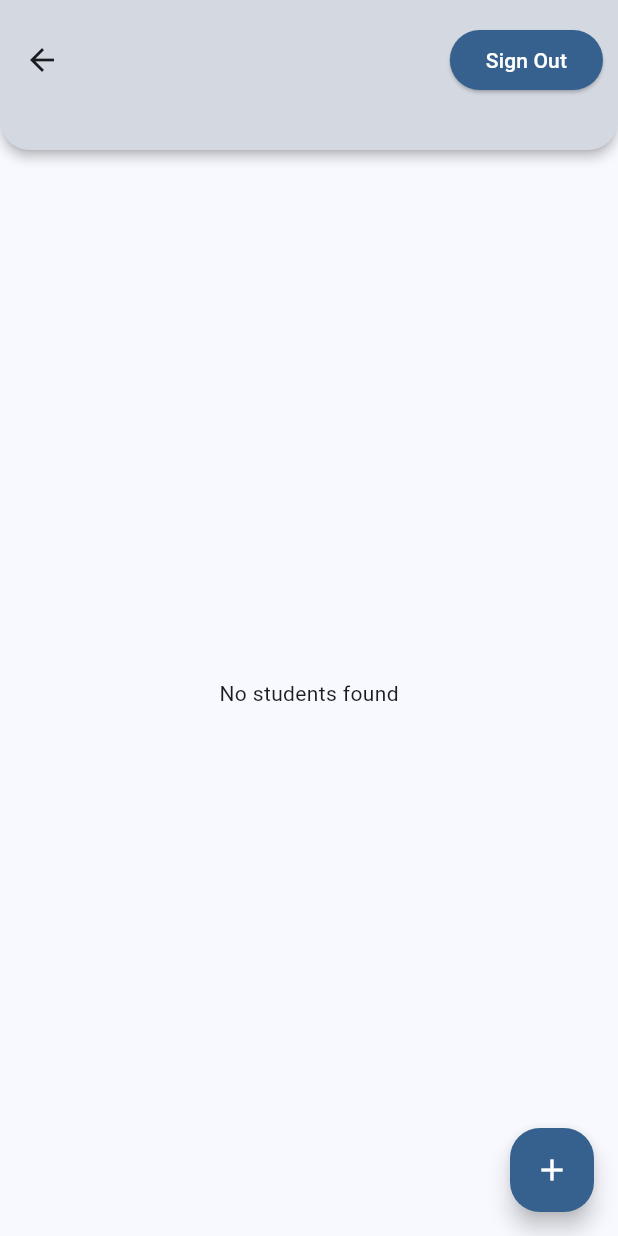
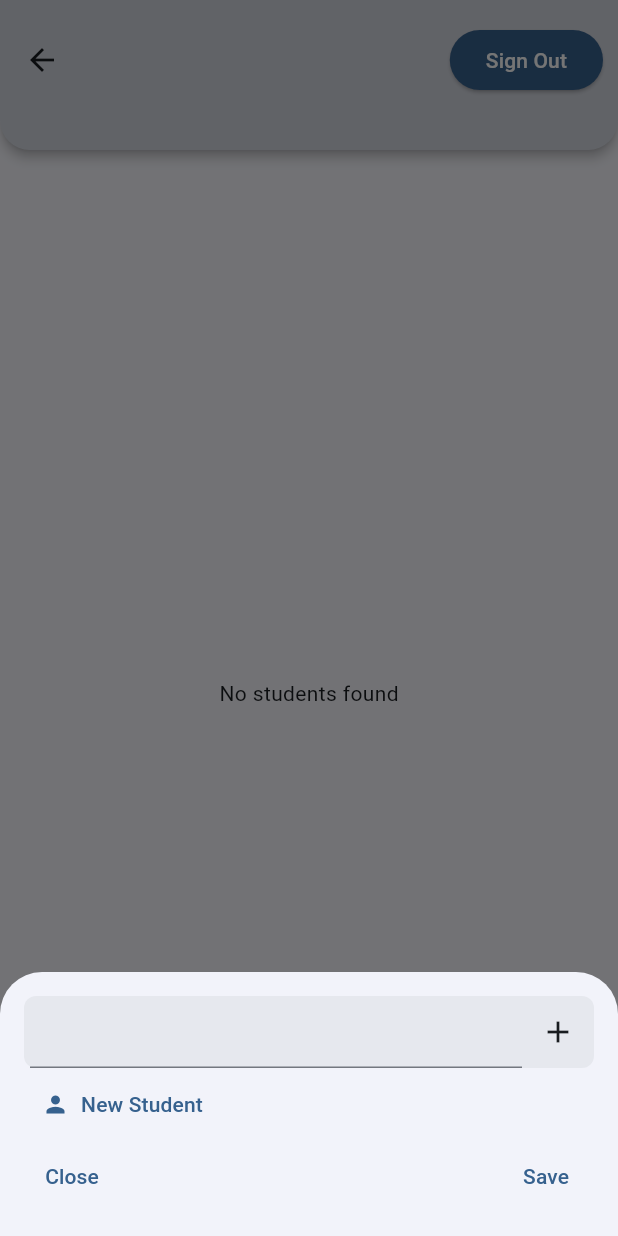
Before and after one commit to lachlk/school_role, a Flutter app: the StudentPage screen opened directly with empty values, after a tap on the "add" icon, on a phone screen of 412 x 824 dp. Run offline on Flutter 3.47's test engine with Material 3 defaults, Android fonts, the phone set to English and light mode, and no system bars; our stand-ins replace cloud_firestore, dynamic_color, firebase_auth, firebase_core; missing offline and left inert: firebase_ui_auth, firebase_ui_oauth_google, flutter_draggable_gridview; accounts and stored records are empty; generated files the repository leaves out were written again.

Commit message:
Created Student Bottom Sheet

```diff
--- a/lib/pages/student_page.dart
+++ b/lib/pages/student_page.dart
@@ -1,6 +1,7 @@
 import 'package:flutter/material.dart';
 import 'package:school_role/main.dart';
 import 'package:school_role/widgets/custom_app_bar.dart';
+import 'package:school_role/widgets/student_page_widgets/student_bottom_sheet.dart';
 import 'package:school_role/widgets/student_page_widgets/student_list.dart';
 
 class StudentPage extends StatefulWidget {
@@ -32,7 +33,12 @@ class _StudentPageState extends State<StudentPage> {
         backgroundColor: Theme.of(context).colorScheme.primary,
         foregroundColor: Theme.of(context).colorScheme.onPrimary,
         child: const Icon(Icons.add),
-        onPressed: () async {},
+        onPressed: () => showModalBottomSheet(
+          context: context,
+          builder: (context) {
+            return const StudentBottomSheet();
+          },
+        ),
       ),
     );
   }
--- a/lib/widgets/class_page_widgets/class_bottom_sheet.dart
+++ b/lib/widgets/class_page_widgets/class_bottom_sheet.dart
@@ -106,7 +106,7 @@ class _ClassBottomSheetState extends State<ClassBottomSheet> {
                             }
                           }
                         : null,
-                      child: const Text("Submit"),
+                      child: const Text("Save"),
                     );
                   },
                 ),
--- /dev/null
+++ b/lib/widgets/student_page_widgets/student_bottom_sheet.dart
@@ -0,0 +1,72 @@
+import 'package:flutter/material.dart';
+
+class StudentBottomSheet extends StatefulWidget {
+  const StudentBottomSheet({super.key});
+
+  @override
+  State<StudentBottomSheet> createState() => _StudentBottomSheetState();
+}
+
+class _StudentBottomSheetState extends State<StudentBottomSheet> {
+  @override
+  Widget build(BuildContext context) {
+    return Padding(
+      padding: EdgeInsetsGeometry.all(16.0),
+      child: Column(
+        mainAxisSize: MainAxisSize.min,
+        children: [
+          Material(
+            borderRadius: BorderRadius.circular(8.0),
+            color: Theme.of(context).colorScheme.surfaceContainerHigh,
+            child: Row(
+              children: [
+                Expanded(
+                  child: Padding(
+                    padding: const EdgeInsets.only(left: 4.0),
+                    child: Autocomplete<String>(
+                      optionsBuilder: (TextEditingValue textEditingValue) {
+                        if (textEditingValue.text.isEmpty) {
+                          return const Iterable<String>.empty();
+                        }
+                        return ['Option 1', 'Option 2', 'Option 3']
+                            .where((String option) {
+                          return option.contains(textEditingValue.text.toLowerCase());
+                        });
+                      },
+                    ),
+                  ),
+                ),
+                IconButton(
+                  color: Theme.of(context).colorScheme.onSurface,
+                  onPressed: () {},
+                  icon: const Icon(Icons.add),
+                ),
+              ],
+            ),
+          ),
+          Align(
+            alignment: Alignment.topLeft,
+            child: TextButton.icon(
+              onPressed: () {},
+              icon: const Icon(Icons.person),
+              label: Text('New Student'),
+            ),
+          ),
+          Row(
+            mainAxisAlignment: MainAxisAlignment.spaceBetween,
+            children: [
+              TextButton(
+                onPressed: () => Navigator.of(context).pop(),
+                child: const Text("Close"),
+              ),
+              TextButton(
+                onPressed: () {},
+                child: const Text("Save"),
+              ),
+            ],
+          ),
+        ],
+      ),
+    );
+  }
+}
```
